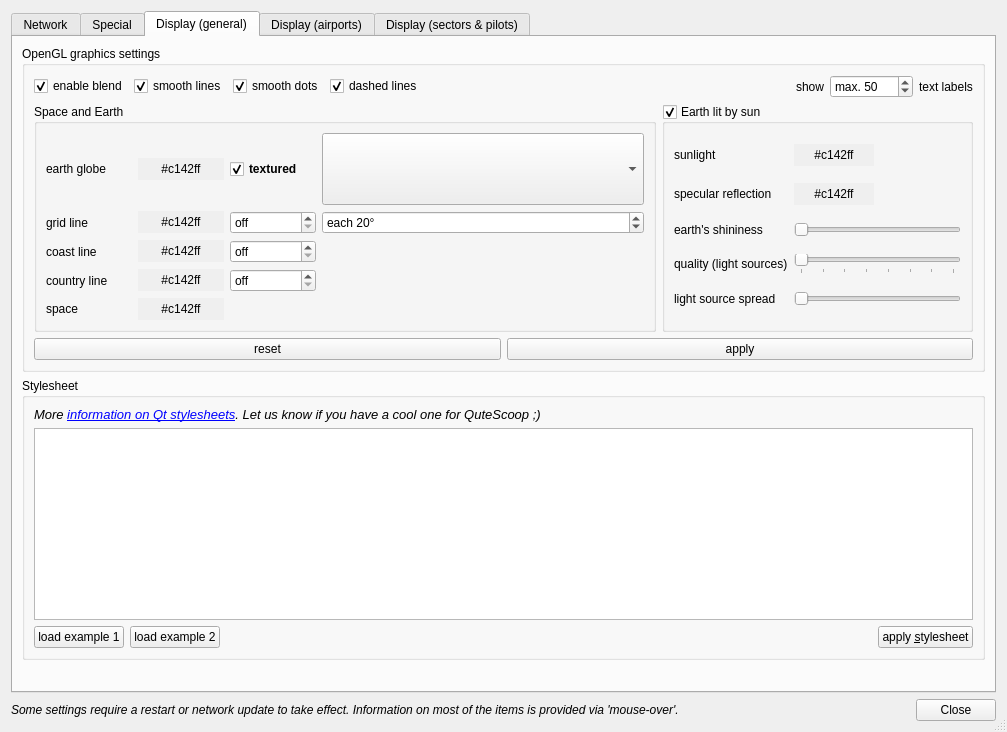
First picture: the form in trunk/QuteScoop/src/PreferencesDialog.ui, repository qutescoop/qutescoop, before the edit.
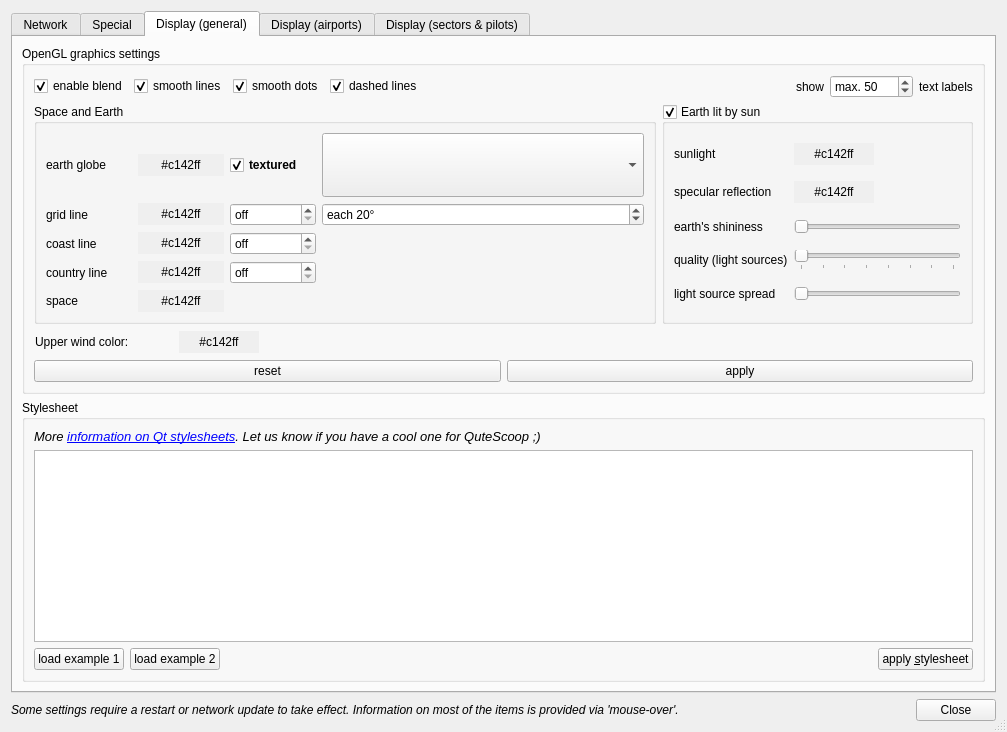
Second picture: the form after the edit. The open tabs and pages were chosen to show the change. Icons and pictures are not drawn.

Commit message: *funktion to chose custom color for the wind flags  *save position, state and geometry from all dialogs

Patch:
```diff
--- a/trunk/QuteScoop/src/PreferencesDialog.ui
+++ b/trunk/QuteScoop/src/PreferencesDialog.ui
@@ -20,11 +20,11 @@
   <property name="sizeGripEnabled">
    <bool>true</bool>
   </property>
-  <layout class="QVBoxLayout">
-   <item>
+  <layout class="QGridLayout" name="gridLayout">
+   <item row="0" column="0">
     <widget class="QTabWidget" name="tabWidget">
      <property name="currentIndex">
-      <number>1</number>
+      <number>2</number>
      </property>
      <widget class="QWidget" name="downloadTab">
       <attribute name="title">
@@ -1493,6 +1493,52 @@
             </item>
            </layout>
           </item>
+          <item>
+           <layout class="QHBoxLayout" name="upperWind_layout" stretch="1,0,5">
+            <property name="spacing">
+             <number>1</number>
+            </property>
+            <property name="margin">
+             <number>1</number>
+            </property>
+            <item>
+             <widget class="QLabel" name="label_40">
+              <property name="text">
+               <string>Upper wind color:</string>
+              </property>
+             </widget>
+            </item>
+            <item>
+             <widget class="QPushButton" name="pbUpperWindColor">
+              <property name="toolTip">
+               <string>default color of the windflags</string>
+              </property>
+              <property name="autoFillBackground">
+               <bool>true</bool>
+              </property>
+              <property name="text">
+               <string>#c142ff</string>
+              </property>
+              <property name="flat">
+               <bool>true</bool>
+              </property>
+             </widget>
+            </item>
+            <item>
+             <spacer name="horizontalSpacer_21">
+              <property name="orientation">
+               <enum>Qt::Horizontal</enum>
+              </property>
+              <property name="sizeHint" stdset="0">
+               <size>
+                <width>40</width>
+                <height>20</height>
+               </size>
+              </property>
+             </spacer>
+            </item>
+           </layout>
+          </item>
           <item>
            <layout class="QHBoxLayout" name="horizontalLayout_5">
             <item>
@@ -3116,7 +3162,7 @@
      </widget>
     </widget>
    </item>
-   <item>
+   <item row="1" column="0">
     <layout class="QHBoxLayout" name="mainLayout" stretch="1,0">
      <item>
       <widget class="QLabel" name="label_58">
```
The commit also changes 23 other files.
